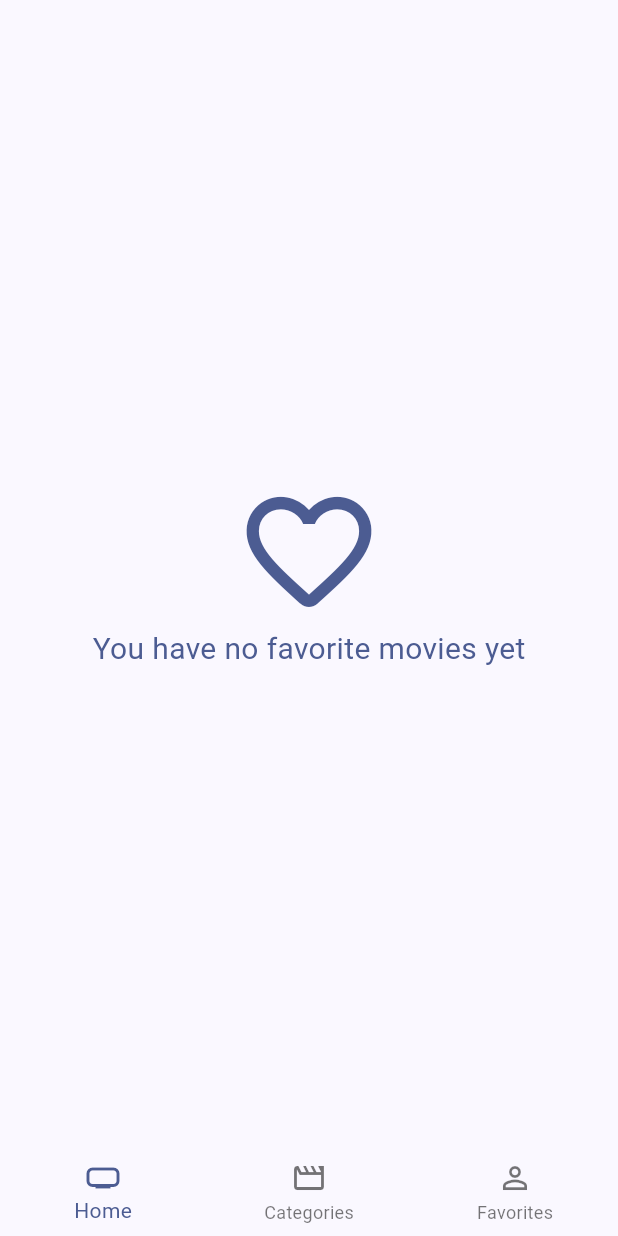
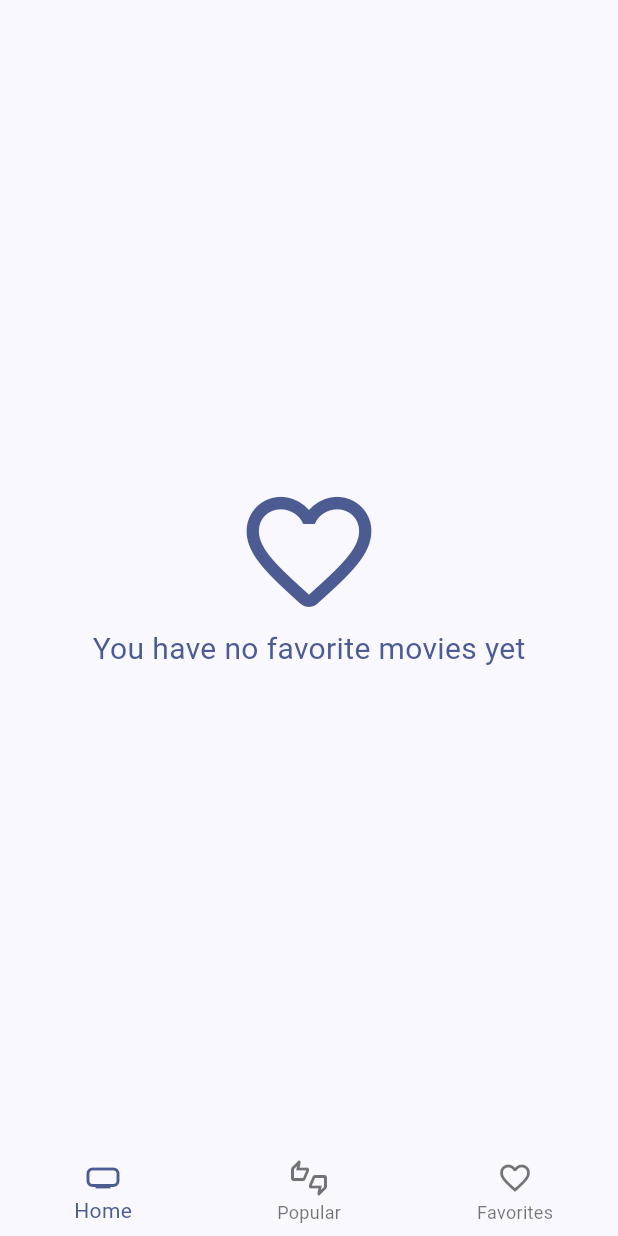
Before and after one commit to jquinterom/cinemapedia, a Flutter app: the screen it shows after launch, item 3 of the bottom bar chosen, on a phone screen of 412 x 824 dp. Run offline on Flutter 3.47's test engine with Material 3 defaults, Android fonts, the phone set to English and light mode, and no system bars; our stand-ins replace animate_do, card_swiper, dio, drift, drift_flutter, flutter_dotenv and 2 more; accounts and stored records are empty; generated files the repository leaves out were written again; network calls fail.

```diff
--- a/lib/presentation/screens/movies/home_screen.dart
+++ b/lib/presentation/screens/movies/home_screen.dart
@@ -8,11 +8,7 @@ class HomeScreen extends StatelessWidget {
 
   const HomeScreen({super.key, required this.screenIndex});
 
-  final viewRoutes = const <Widget>[
-    HomeView(),
-    CategoriesView(),
-    FavoritesView(),
-  ];
+  final viewRoutes = const <Widget>[HomeView(), PopularView(), FavoritesView()];
 
   @override
   Widget build(BuildContext context) {
--- a/lib/presentation/views/views.dart
+++ b/lib/presentation/views/views.dart
@@ -1,3 +1,3 @@
 export 'movies/favorites_view.dart';
 export 'movies/home_view.dart';
-export 'movies/categories_view.dart';
+export 'movies/popular_view.dart';
--- a/lib/presentation/widgets/shared/custom_bottom_navigation.dart
+++ b/lib/presentation/widgets/shared/custom_bottom_navigation.dart
@@ -17,13 +17,16 @@ class CustomBottomNavigation extends StatelessWidget {
       type: BottomNavigationBarType.fixed,
       elevation: 0.0,
       items: const [
-        BottomNavigationBarItem(icon: Icon(Icons.home_max), label: 'Home'),
         BottomNavigationBarItem(
-          icon: Icon(Icons.movie_outlined),
-          label: 'Categories',
+          icon: Icon(Icons.home_max_outlined),
+          label: 'Home',
         ),
         BottomNavigationBarItem(
-          icon: Icon(Icons.person_outline),
+          icon: Icon(Icons.thumbs_up_down_outlined),
+          label: 'Popular',
+        ),
+        BottomNavigationBarItem(
+          icon: Icon(Icons.favorite_outline),
           label: 'Favorites',
         ),
       ],
```
Also changed, not shown: lib/presentation/views/movies/categories_view.dart (deleted, +0 -10 lines), lib/presentation/views/movies/popular_view.dart (added, +31 -0 lines), lib/presentation/widgets/movies/movies_masonry.dart (+2 -7 lines).
